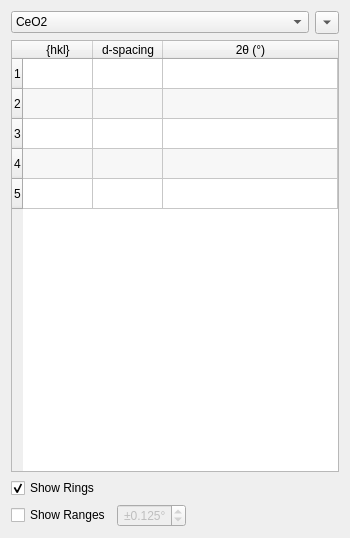
Before: the Qt Designer form hexrd/ui/resources/ui/materials_panel.ui in HEXRD/hexrdgui, drawn with Qt 5.
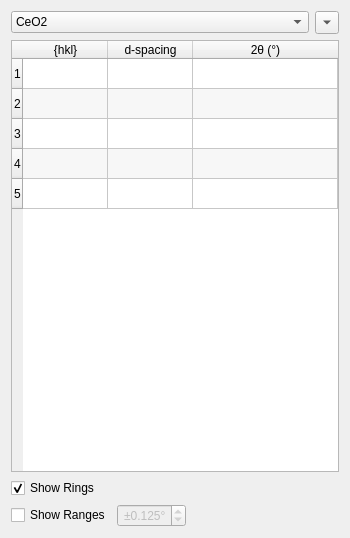
After: the same form once the commit is applied.

Commit message:
Increase materials table column spacing
Sometimes, some of the letters would not always fit inside. So
increase the minimum spacing slightly.

Diff of the .ui file:
```diff
--- a/hexrd/ui/resources/ui/materials_panel.ui
+++ b/hexrd/ui/resources/ui/materials_panel.ui
@@ -120,7 +120,7 @@
       <number>70</number>
      </attribute>
      <attribute name="horizontalHeaderDefaultSectionSize">
-      <number>70</number>
+      <number>85</number>
      </attribute>
      <attribute name="horizontalHeaderStretchLastSection">
       <bool>true</bool>
```
